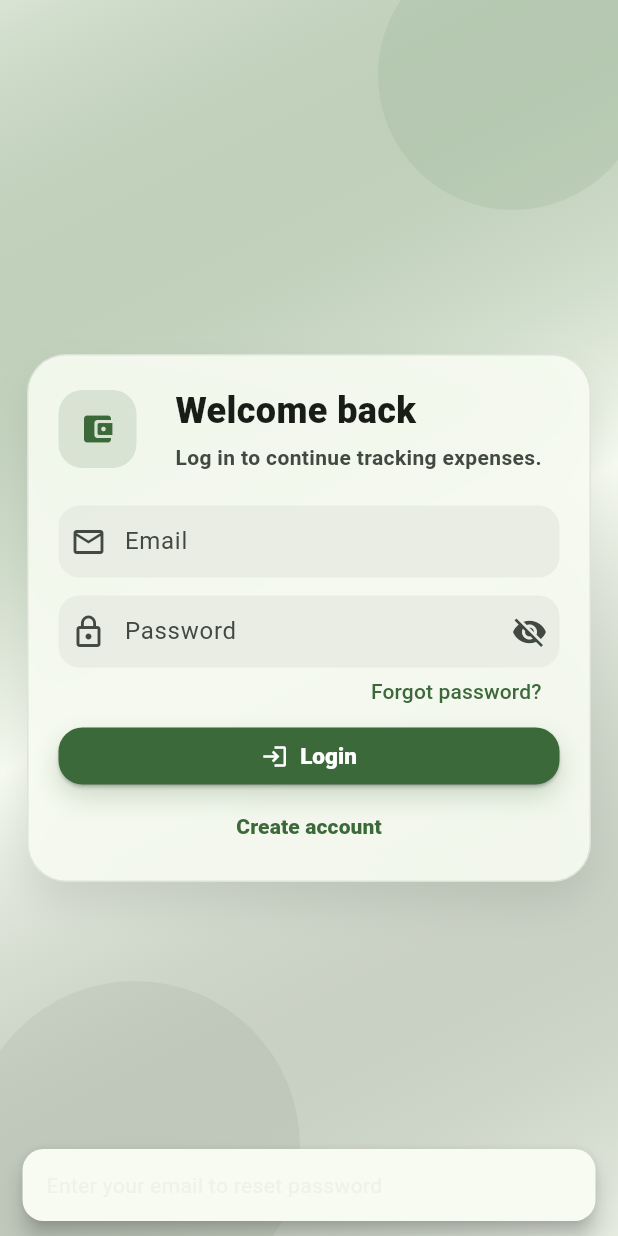
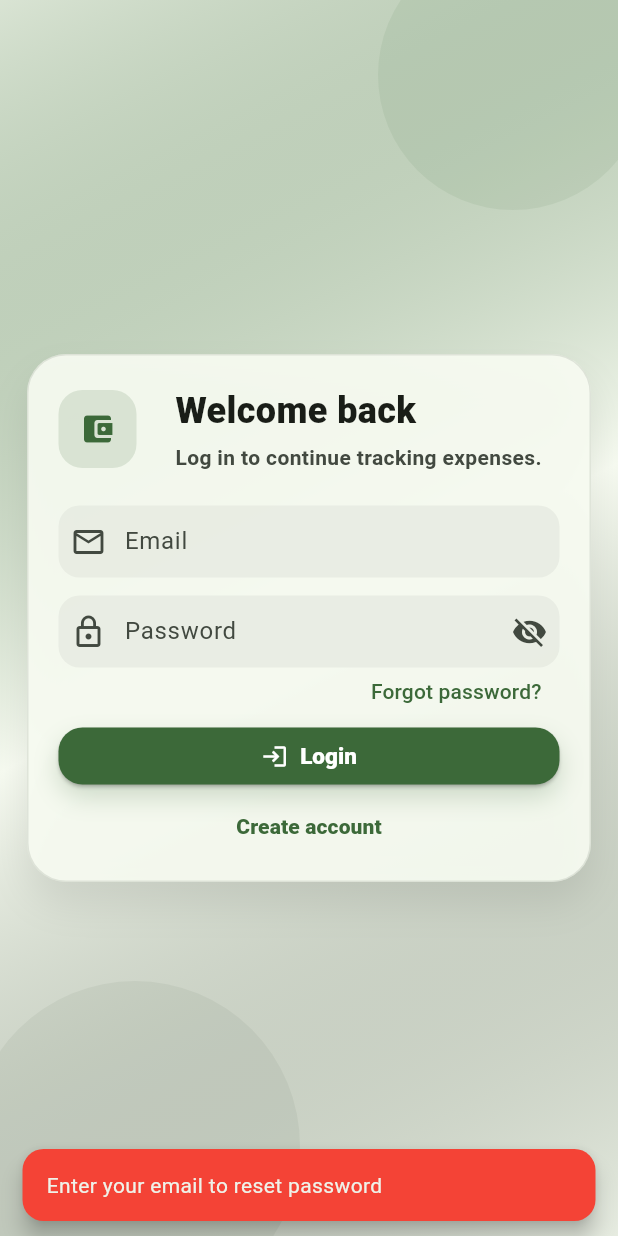
Before and after one commit to kowsikanA/final-adv-mobile-dev, a Flutter app: the screen it shows after launch, after a tap on "Forgot password?", on a phone screen of 412 x 824 dp. Run offline on Flutter 3.47's test engine with Material 3 defaults, Android fonts, the phone set to English and light mode, and no system bars; our stand-ins replace csv, file_picker, firebase_auth, firebase_core, fl_chart, flutter_map and 7 more; missing offline and left inert: excel, flutter_stripe, google_mlkit_text_recognition; accounts and stored records are empty.

Commit message:
small ui tweak

```diff
--- a/lib/login_page.dart
+++ b/lib/login_page.dart
@@ -78,7 +78,7 @@ class _LoginPageState extends State<LoginPage>
     }
 
     ScaffoldMessenger.of(context).showSnackBar(
-      SnackBar(content: Text(message)),
+      SnackBar(content: Text(message), backgroundColor: error ? Colors.red : Colors.green,),
     );
   }
 
```
Also changed, not shown: pubspec.lock.
